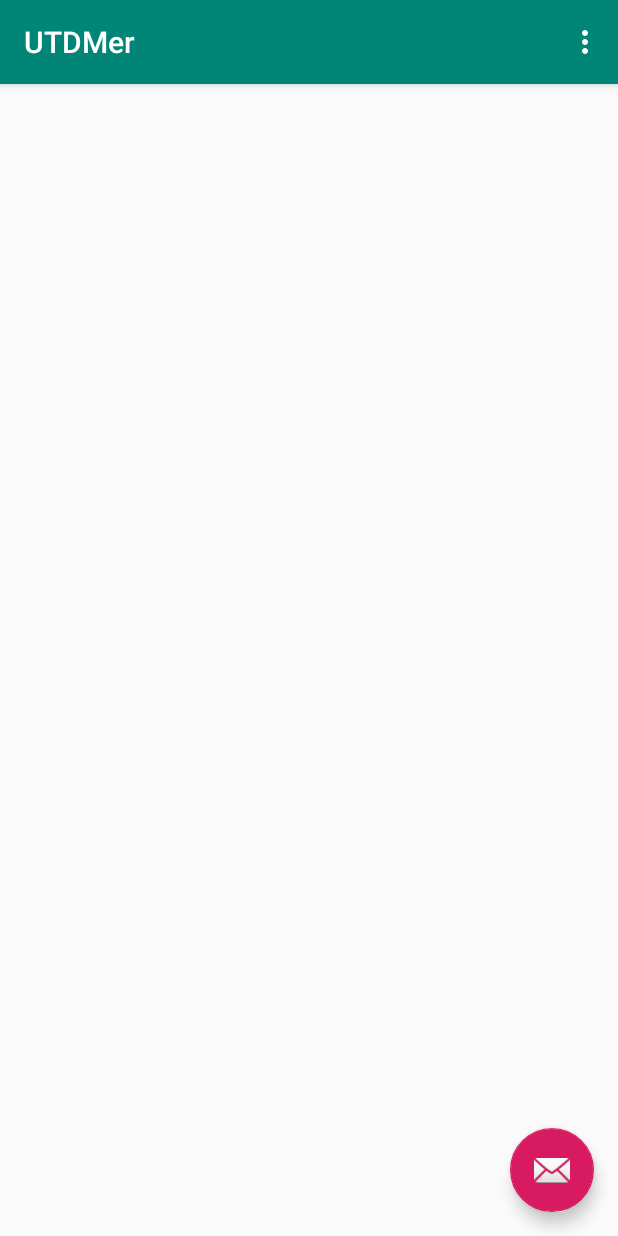
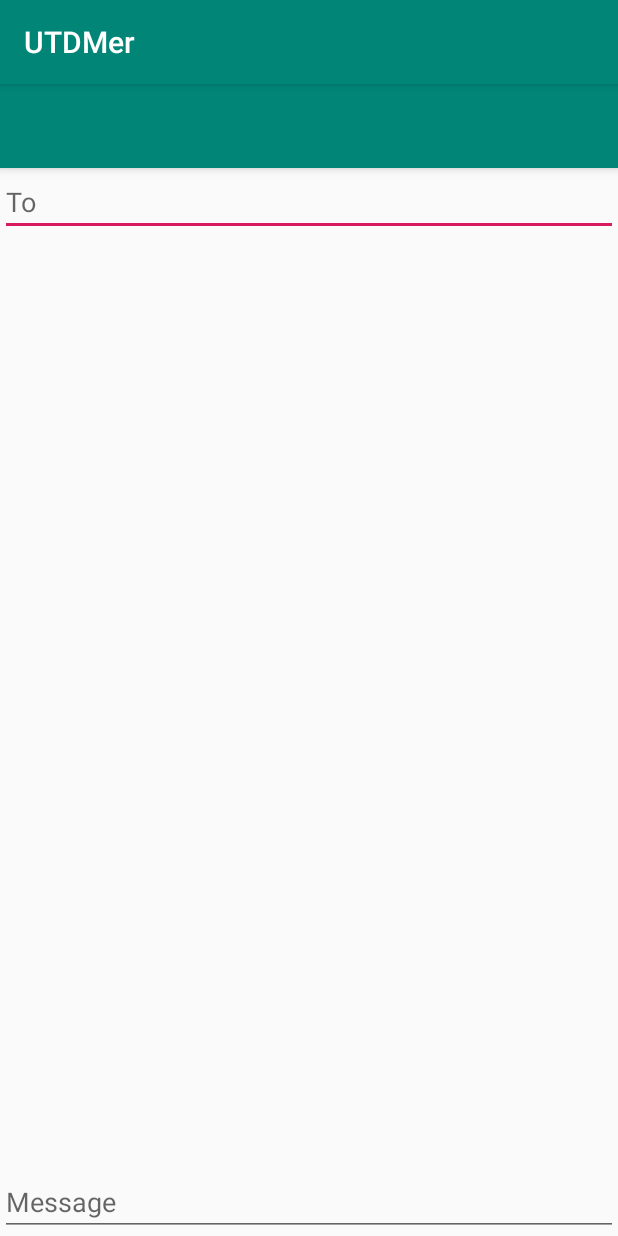
Before and after one commit to mugdha-gupta/3354-UTDisaster, an Android app: the screen it shows after launch (MainActivity before the commit, NewMessageActivity after it), after a tap on an icon or button, on a phone screen of 412 x 824 dp. Run offline under Robolectric (Android 15) with nearby library versions, the phone set to English and light mode, and no system bars.

Commit message:
fix fab action
fab action no longer crashes - now properly opens new_message activity

```diff
--- a/UTDMer/app/src/main/AndroidManifest.xml
+++ b/UTDMer/app/src/main/AndroidManifest.xml
@@ -23,6 +23,7 @@
                 <category android:name="android.intent.category.LAUNCHER" />
             </intent-filter>
         </activity>
+        <activity android:name=".NewMessageActivity" />
     </application>
     <uses-permission android:name="android.permission.READ_CONTACTS"></uses-permission>
 
--- a/UTDMer/app/src/main/java/com/utdisaster/utdmer/NewMessageActivity.java
+++ b/UTDMer/app/src/main/java/com/utdisaster/utdmer/NewMessageActivity.java
@@ -2,7 +2,6 @@ package com.utdisaster.utdmer;
 
 import android.os.Bundle;
 import android.support.v7.app.AppCompatActivity;
-import android.support.v7.widget.Toolbar;
 
 public class NewMessageActivity extends AppCompatActivity {
 
@@ -10,8 +9,6 @@ public class NewMessageActivity extends AppCompatActivity {
     protected void onCreate(Bundle savedInstanceState) {
         super.onCreate(savedInstanceState);
         setContentView(R.layout.activity_new_message);
-        Toolbar toolbar = findViewById(R.id.toolbar);
-        setSupportActionBar(toolbar);
     }
 
 }
--- a/UTDMer/app/src/main/res/layout/content_new_message.xml
+++ b/UTDMer/app/src/main/res/layout/content_new_message.xml
@@ -1,13 +1,9 @@
 <?xml version="1.0" encoding="utf-8"?>
 <android.support.constraint.ConstraintLayout xmlns:android="http://schemas.android.com/apk/res/android"
     xmlns:app="http://schemas.android.com/apk/res-auto"
-    xmlns:tools="http://schemas.android.com/tools"
     android:layout_width="match_parent"
     android:layout_height="match_parent"
-    app:layout_behavior="@string/appbar_scrolling_view_behavior"
-    tools:context=".NewMessageActivity"
-    tools:showIn="@layout/activity_new_message">
-
+    app:layout_behavior="@string/appbar_scrolling_view_behavior">
     <RelativeLayout
         android:layout_width="match_parent"
         android:layout_height="match_parent"
@@ -18,7 +14,7 @@
             android:layout_height="wrap_content"
             android:maxLines="1"
             android:layout_alignParentTop="true"
-            android:hint="To"
+            android:hint="@string/new_message_to"
             />
         <EditText
             android:id="@+id/messageField"
@@ -28,9 +24,8 @@
             android:maxLines="4"
             android:minLines="1"
             android:layout_alignParentBottom="true"
-            android:hint="Message"
+            android:hint="@string/new_message_text"
+            android:autofillHints="@string/new_message_text"
             />
     </RelativeLayout>
-
-
 </android.support.constraint.ConstraintLayout>
--- a/UTDMer/app/src/main/res/values/strings.xml
+++ b/UTDMer/app/src/main/res/values/strings.xml
@@ -1,4 +1,6 @@
 <resources>
     <string name="app_name">UTDMer</string>
     <string name="action_settings">Settings</string>
+    <string name="new_message_to">To</string>
+    <string name="new_message_text">Message</string>
 </resources>
```
